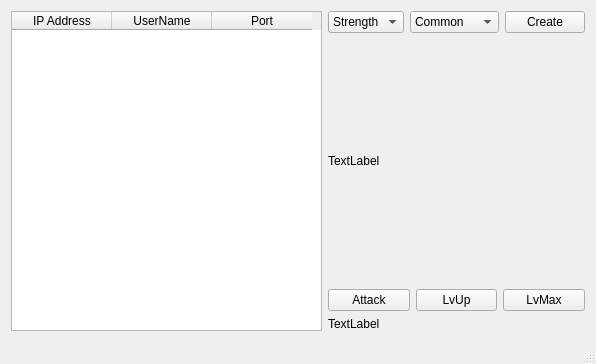
This is Server/mainwindow.ui in Shantom/PokeMon as Qt 5 draws it before an edit. The edited form follows.
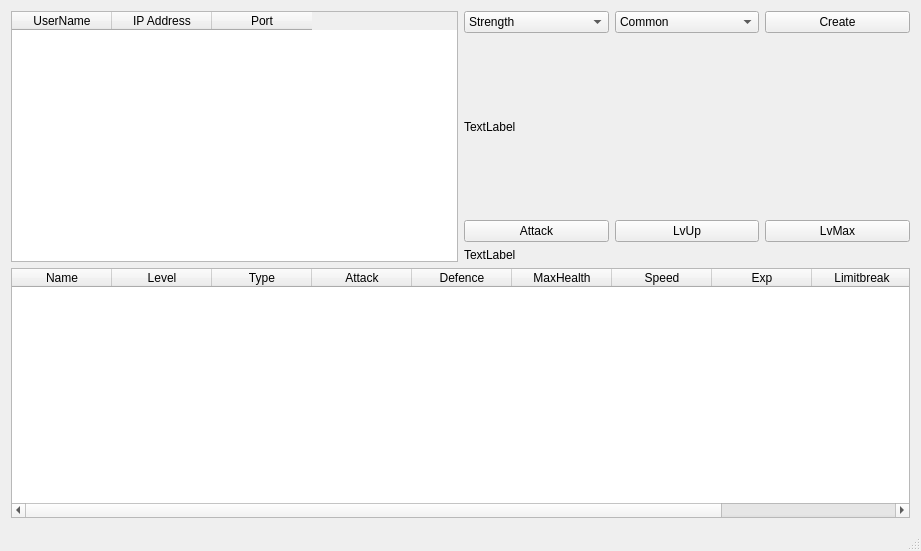
This is the edited form.

Commit message: 1. server can check all users' PMs. 2. users' sign up can provide them 3 initial PMs.

```diff
--- a/Server/mainwindow.ui
+++ b/Server/mainwindow.ui
@@ -6,16 +6,43 @@
    <rect>
     <x>0</x>
     <y>0</y>
-    <width>596</width>
-    <height>364</height>
+    <width>921</width>
+    <height>551</height>
    </rect>
   </property>
   <property name="windowTitle">
    <string>MainWindow</string>
   </property>
   <widget class="QWidget" name="centralWidget">
-   <layout class="QGridLayout" name="gridLayout">
-    <item row="0" column="1">
+   <layout class="QVBoxLayout" name="verticalLayout_2">
+    <item>
+     <layout class="QHBoxLayout" name="horizontalLayout_2" stretch="1,1">
+      <item>
+       <widget class="QTableWidget" name="tableWidget_users">
+        <property name="sizePolicy">
+         <sizepolicy hsizetype="Expanding" vsizetype="Expanding">
+          <horstretch>0</horstretch>
+          <verstretch>0</verstretch>
+         </sizepolicy>
+        </property>
+        <column>
+         <property name="text">
+          <string>UserName</string>
+         </property>
+        </column>
+        <column>
+         <property name="text">
+          <string>IP Address</string>
+         </property>
+        </column>
+        <column>
+         <property name="text">
+          <string>Port</string>
+         </property>
+        </column>
+       </widget>
+      </item>
+      <item>
      <layout class="QVBoxLayout" name="verticalLayout">
       <item>
        <layout class="QHBoxLayout" name="horizontalLayout_3">
@@ -129,21 +156,58 @@
       </item>
      </layout>
     </item>
-    <item row="0" column="0">
-     <widget class="QTableWidget" name="tableWidget_users">
+     </layout>
+    </item>
+    <item>
+     <widget class="QTableWidget" name="tableWidget_monsters">
       <column>
        <property name="text">
-        <string>IP Address</string>
+        <string>Name</string>
        </property>
       </column>
       <column>
        <property name="text">
-        <string>UserName</string>
+        <string>Level</string>
        </property>
       </column>
       <column>
        <property name="text">
-        <string>Port</string>
+        <string>Type</string>
+       </property>
+      </column>
+      <column>
+       <property name="text">
+        <string>Attack</string>
+       </property>
+      </column>
+      <column>
+       <property name="text">
+        <string>Defence</string>
+       </property>
+      </column>
+      <column>
+       <property name="text">
+        <string>MaxHealth</string>
+       </property>
+      </column>
+      <column>
+       <property name="text">
+        <string>Speed</string>
+       </property>
+      </column>
+      <column>
+       <property name="text">
+        <string>Exp</string>
+       </property>
+      </column>
+      <column>
+       <property name="text">
+        <string>Limitbreak</string>
+       </property>
+      </column>
+      <column>
+       <property name="text">
+        <string>Rarity</string>
        </property>
       </column>
      </widget>
```
Lines whose indentation alone changed are shown as unchanged. The commit also changes 10 other files.
